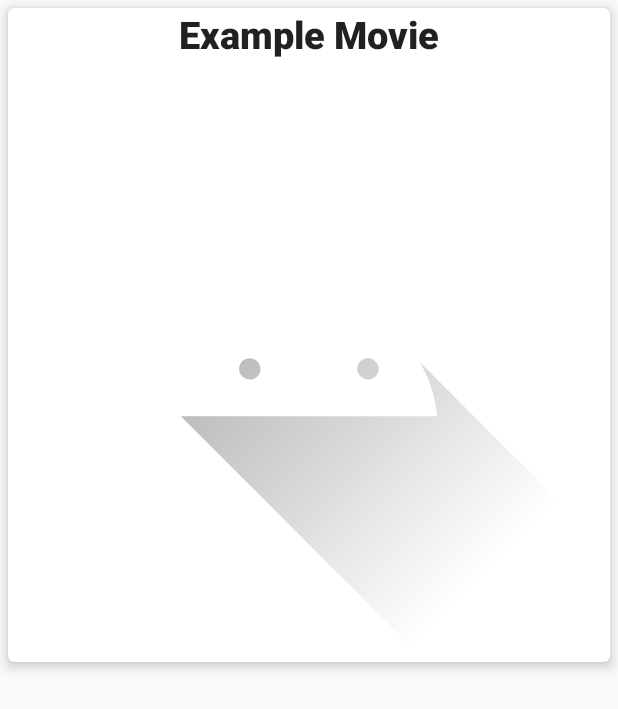
After one commit to FelixLutze/Popular-Movies, an Android app: the layout movie_list_item.xml on its own in the app's theme, with its tools: preview values and no code run, on a phone screen of 412 x 824 dp. The commit adds this screen. Shown: the top 709 px of the screen. Run offline under Robolectric (Android 15) with nearby library versions, the phone set to English and light mode, and no system bars.

Commit message:
Created RecyclerView and an Adapter for future API content.

```diff
--- a/app/build.gradle
+++ b/app/build.gradle
@@ -26,6 +26,9 @@ dependencies {
     implementation fileTree(dir: "libs", include: ["*.jar"])
     implementation 'androidx.appcompat:appcompat:1.2.0'
     implementation 'androidx.constraintlayout:constraintlayout:2.0.1'
+    implementation 'androidx.recyclerview:recyclerview:1.1.0'
+    implementation "androidx.cardview:cardview:1.0.0"
+    implementation 'com.squareup.picasso:picasso:2.71828'
     testImplementation 'junit:junit:4.12'
     androidTestImplementation 'androidx.test.ext:junit:1.1.2'
     androidTestImplementation 'androidx.test.espresso:espresso-core:3.3.0'
--- a/app/src/main/AndroidManifest.xml
+++ b/app/src/main/AndroidManifest.xml
@@ -1,6 +1,8 @@
 <?xml version="1.0" encoding="utf-8"?>
 <manifest xmlns:android="http://schemas.android.com/apk/res/android"
+    xmlns:tools="http://schemas.android.com/tools"
     package="net.felixlutze.popularmovies">
+    <uses-permission android:name="android.permission.INTERNET" />
 
     <application
         android:allowBackup="true"
@@ -8,7 +10,8 @@
         android:label="@string/app_name"
         android:roundIcon="@mipmap/ic_launcher_round"
         android:supportsRtl="true"
-        android:theme="@style/AppTheme">
+        android:theme="@style/AppTheme"
+        tools:ignore="AllowBackup">
         <activity android:name=".MainActivity">
             <intent-filter>
                 <action android:name="android.intent.action.MAIN" />
--- /dev/null
+++ b/app/src/main/res/layout/movie_list_item.xml
@@ -0,0 +1,50 @@
+<?xml version="1.0" encoding="utf-8"?>
+<androidx.cardview.widget.CardView xmlns:android="http://schemas.android.com/apk/res/android"
+    xmlns:tools="http://schemas.android.com/tools"
+    android:layout_width="match_parent"
+    android:layout_height="wrap_content"
+    xmlns:app="http://schemas.android.com/apk/res-auto"
+    android:orientation="vertical"
+    android:padding="16dp"
+    android:layout_margin="5dp"
+    app:cardCornerRadius="4dp"
+    app:cardElevation="5dp">
+
+    <LinearLayout
+        android:layout_width="match_parent"
+        android:layout_height="match_parent"
+        android:orientation="vertical"
+        tools:ignore="UseCompoundDrawables">
+
+        <TextView
+            android:id="@+id/movie_name"
+            style="@style/TextAppearance.AppCompat.Title"
+            android:layout_width="wrap_content"
+            android:layout_height="wrap_content"
+            android:layout_gravity="center"
+            android:textSize="25sp"
+            android:textStyle="bold"
+            tools:text="Example Movie" />
+
+        <ImageView
+            android:id="@+id/movie_image"
+            android:adjustViewBounds="true"
+            android:layout_width="match_parent"
+            android:layout_height="wrap_content"
+            android:src="@drawable/ic_launcher_foreground"
+            android:contentDescription="Movie Image" />
+
+<!--        <TextView-->
+<!--            android:id="@+id/movie_rating"-->
+<!--            style="@style/TextAppearance.AppCompat.Title"-->
+<!--            android:layout_width="wrap_content"-->
+<!--            android:layout_height="wrap_content"-->
+<!--            android:fontFamily="monospace"-->
+<!--            android:textSize="25sp"-->
+<!--            tools:text="Rating: ..." />-->
+
+    </LinearLayout>
+
+
+
+</androidx.cardview.widget.CardView>
--- a/build.gradle
+++ b/build.gradle
@@ -16,6 +16,9 @@ allprojects {
     repositories {
         google()
         jcenter()
+        maven {
+            url "https://maven.google.com"
+        }
     }
 }
 
```
Also changed, not shown: app/src/main/java/net/felixlutze/popularmovies/MainActivity.java (+28 -0 lines), app/src/main/java/net/felixlutze/popularmovies/MovieAdapter.java (added, +69 -0 lines), app/src/main/java/net/felixlutze/popularmovies/MovieItem.java (added, +25 -0 lines), app/src/main/res/layout/activity_main.xml (+9 -11 lines).
